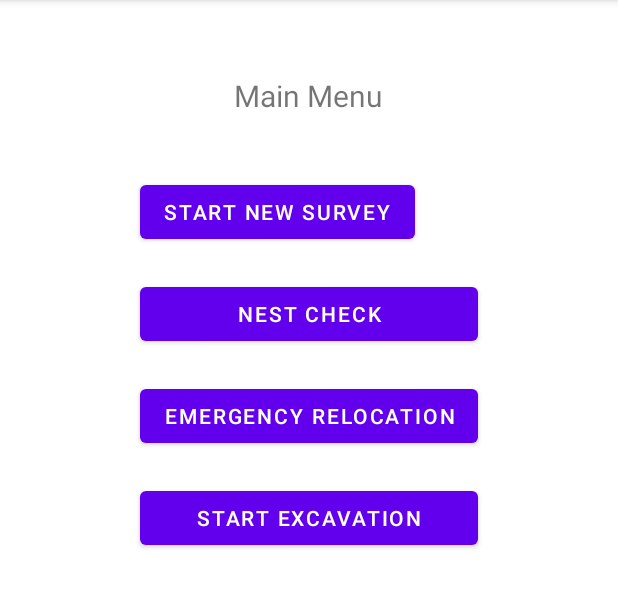
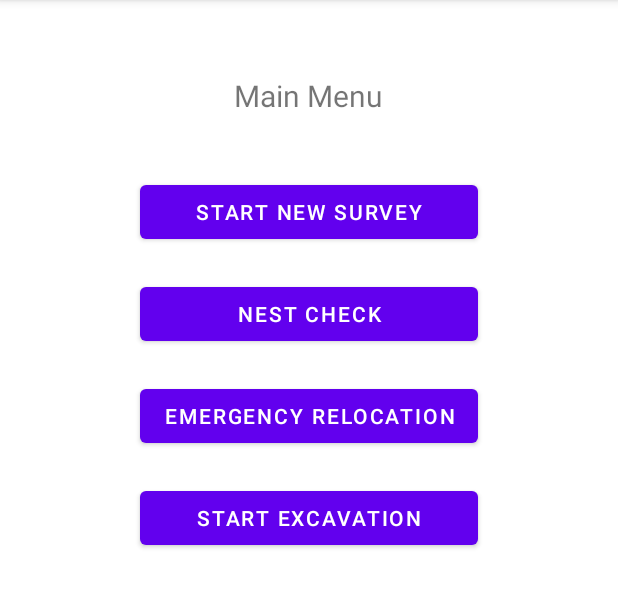
Before and after one commit to marinogiudice/Archelon-Survey, an Android app: the screen it shows after launch (MainActivity), after a tap on "LOGIN", on a phone screen of 412 x 824 dp, the part 84-692 px from its top. Run offline under Robolectric (Android 15) with nearby library versions, the phone set to English and light mode, and no system bars; our stand-ins replace data binding.

Commit message:
Code Comments added - UI Fix
- Comments are been added to the
   code.

- Size of the UI Elements benn fixed

```diff
--- a/app/src/main/java/com/android/archelon/screens/login/LoginFragment.kt
+++ b/app/src/main/java/com/android/archelon/screens/login/LoginFragment.kt
@@ -14,7 +14,10 @@ import com.android.archelon.databinding.FragmentLoginBinding
 import com.android.archelon.screens.mainmenu.MainFragment
 
 /**
- * A simple [Fragment] subclass.
+ * The LoginFragment class.
+ * Displays The Login Form to let the User Log in.
+ * Uses DataBinding
+ * Extends the Fragment class
  */
 class LoginFragment : Fragment() {
 
@@ -26,6 +29,15 @@ class LoginFragment : Fragment() {
             inflater,
             R.layout.fragment_login, container, false
         )
+
+        /*  The following code is used to handle the navigation between fragments using the support fragment manager.
+
+            The listener of the startSurveyButton button initiate and commit a new transaction "replace", by the method commit
+            of the supportFragmentManager.
+            The transaction replaces the current fragment with MainFragment, in
+            fragment_container_view, of MainActivity walking the User to the "Main Menu" screen.
+            The transaction is added to the BackStack. */
+
         binding.loginButton.setOnClickListener {
             activity!!.supportFragmentManager.commit {
                 setReorderingAllowed(true)
--- a/app/src/main/java/com/android/archelon/screens/mainmenu/MainFragment.kt
+++ b/app/src/main/java/com/android/archelon/screens/mainmenu/MainFragment.kt
@@ -14,9 +14,20 @@ import com.android.archelon.databinding.FragmentMainBinding
 import com.android.archelon.screens.morningsurvey.MorningSurveyFragment1
 
 /**
- * A simple [Fragment] subclass.
+ * The MainMenuFragment class.
+ * Displays The screen "Main Menu", Is the first screen after the user log in.
+ * Uses DataBinding
+ * Extends the Fragment Class
  */
+
 class MainFragment : Fragment() {
+
+    /**
+     * The function onCreateView assigns the inflates binding layout, generated from
+     * the layout xml file fragment_main to the val binding.
+     * Returns binding.root which contains the inflated View.
+     *
+     */
 
     override fun onCreateView(
         inflater: LayoutInflater, container: ViewGroup?,
@@ -24,6 +35,14 @@ class MainFragment : Fragment() {
     ): View? {
         val binding = DataBindingUtil.inflate<FragmentMainBinding>(inflater,
             R.layout.fragment_main,container,false)
+
+        /*  The following code is used to handle the navigation between fragments using the support fragment manager.
+
+            The listener of the startSurveyButton button initiate and commit a new transaction "replace", by the method commit
+            of the supportFragmentManager. The transaction replaces the current fragment with MorningSurveyFragment1, in
+            fragment_container_view, of MainActivity walking the User to the first screen of "Morning Survey".
+            The transaction is added to the BackStack. */
+
         binding.startSurveyButton.setOnClickListener {
             activity!!.supportFragmentManager.commit {
                 setReorderingAllowed(true)
--- a/app/src/main/res/layout/activity_main.xml
+++ b/app/src/main/res/layout/activity_main.xml
@@ -1,4 +1,5 @@
 <?xml version="1.0" encoding="utf-8"?>
+<!--Layout file of MainActivity-->
 <layout xmlns:android="http://schemas.android.com/apk/res/android"
     xmlns:app="http://schemas.android.com/apk/res-auto"
     xmlns:tools="http://schemas.android.com/tools">
@@ -8,4 +9,5 @@
         android:layout_height="match_parent"
         tools:context=".MainActivity"
         android:name="com.android.archelon.screens.login.LoginFragment"/>
+    <!--Adds LoginFragment to MainActivity-->
 </layout>
--- a/app/src/main/res/layout/fragment_login.xml
+++ b/app/src/main/res/layout/fragment_login.xml
@@ -1,4 +1,5 @@
 <?xml version="1.0" encoding="utf-8"?>
+<!--Login Fragment Layout file-->
 <layout xmlns:android="http://schemas.android.com/apk/res/android"
     xmlns:app="http://schemas.android.com/apk/res-auto"
     xmlns:tools="http://schemas.android.com/tools">
--- a/app/src/main/res/layout/fragment_main.xml
+++ b/app/src/main/res/layout/fragment_main.xml
@@ -1,4 +1,5 @@
 <?xml version="1.0" encoding="utf-8"?>
+<!--Layout file of fragment_main-->
 <layout xmlns:android="http://schemas.android.com/apk/res/android"
     xmlns:app="http://schemas.android.com/apk/res-auto"
     xmlns:tools="http://schemas.android.com/tools">
@@ -34,7 +35,7 @@
 
             <Button
                 android:id="@+id/start_survey_button"
-                android:layout_width="wrap_content"
+                android:layout_width="match_parent"
                 android:layout_height="wrap_content"
                 android:layout_margin="10sp"
                 android:layout_weight="1"
--- a/app/src/main/res/layout/fragment_morning_survey1.xml
+++ b/app/src/main/res/layout/fragment_morning_survey1.xml
@@ -1,4 +1,5 @@
 <?xml version="1.0" encoding="utf-8"?>
+<!-- Layout file of MorningSurveyFragment1-->
 <layout xmlns:android="http://schemas.android.com/apk/res/android"
     xmlns:app="http://schemas.android.com/apk/res-auto"
     xmlns:tools="http://schemas.android.com/tools">
--- a/app/src/main/res/layout/fragment_morning_survey2.xml
+++ b/app/src/main/res/layout/fragment_morning_survey2.xml
@@ -1,4 +1,5 @@
 <?xml version="1.0" encoding="utf-8"?>
+<!-- MorningSurveyFragment2 Layout file -->
 <layout xmlns:android="http://schemas.android.com/apk/res/android"
     xmlns:app="http://schemas.android.com/apk/res-auto"
     xmlns:tools="http://schemas.android.com/tools">
--- a/app/src/main/res/layout/fragment_morning_survey3.xml
+++ b/app/src/main/res/layout/fragment_morning_survey3.xml
@@ -1,4 +1,5 @@
 <?xml version="1.0" encoding="utf-8"?>
+<!-- MorningSurveyFragment3 Layout file -->
 <layout xmlns:android="http://schemas.android.com/apk/res/android"
     xmlns:app="http://schemas.android.com/apk/res-auto"
     xmlns:tools="http://schemas.android.com/tools"
--- a/app/src/main/res/values/dimens.xml
+++ b/app/src/main/res/values/dimens.xml
@@ -1,4 +1,5 @@
 <?xml version="1.0" encoding="utf-8"?>
+<!-- Defines Font Sizes of the strings of name name used in the app-->
 <resources>
     <dimen name="text_size_under_logo_text">16sp</dimen>
     <dimen name="morning_survey_title_text">20sp</dimen>
--- a/app/src/main/res/values/strings.xml
+++ b/app/src/main/res/values/strings.xml
@@ -1,3 +1,4 @@
+<!-- Defines the value of the strings parameters of name name used by the UI elements-->
 <resources>
     <string name="app_name">Archelon</string>
 
```
Also changed, not shown: app/build.gradle (+8 -2 lines), app/src/main/java/com/android/archelon/MainActivity.kt (+12 -0 lines), app/src/main/java/com/android/archelon/screens/morningsurvey/MorningSurveyFragment1.kt (+27 -1 lines), app/src/main/java/com/android/archelon/screens/morningsurvey/MorningSurveyFragment2.kt (+32 -1 lines), app/src/main/java/com/android/archelon/screens/morningsurvey/MorningSurveyFragment3.kt (+24 -1 lines).
